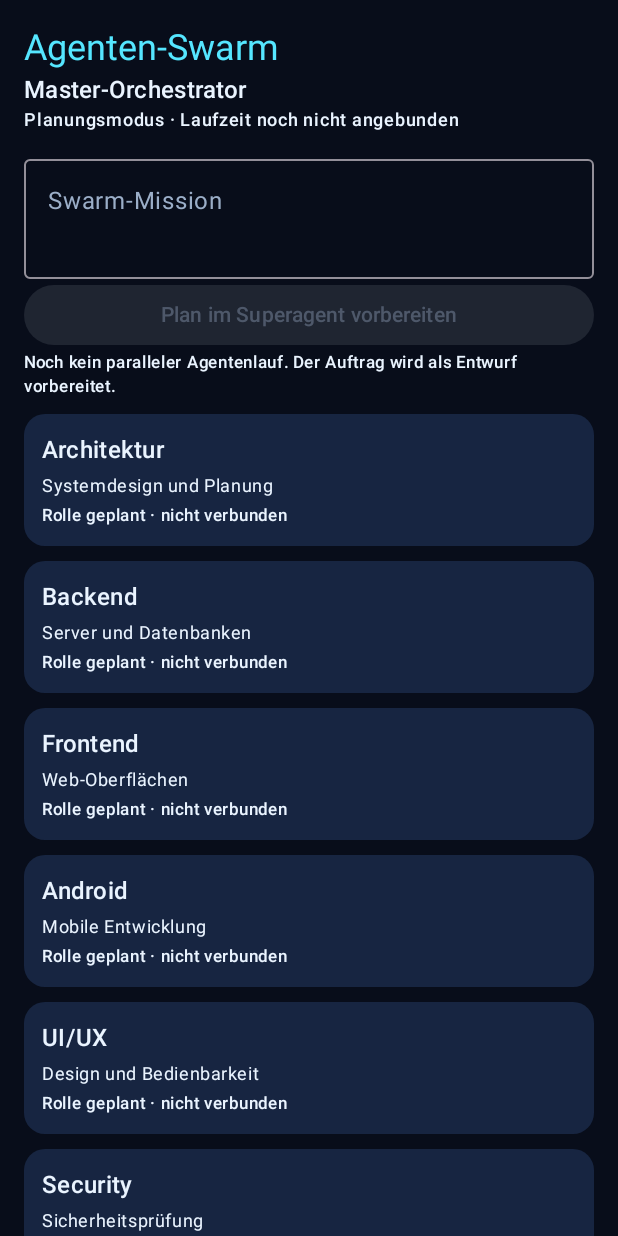
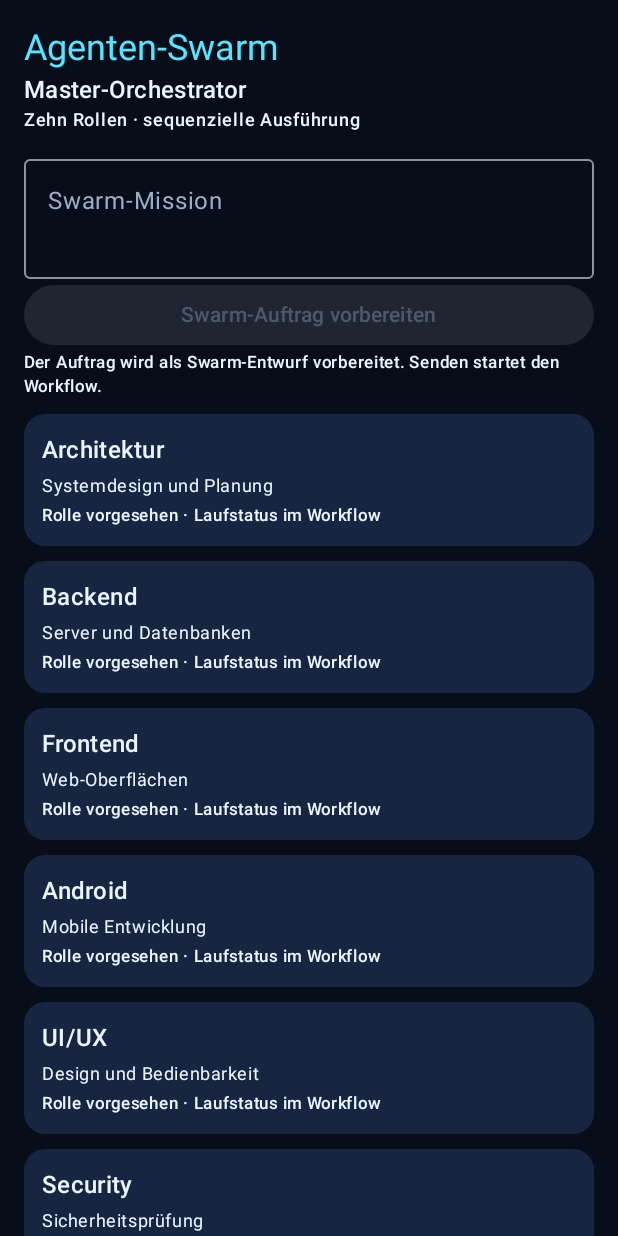
Before and after one commit to niknight1403/openhands-devbox, an Android app built with Jetpack Compose: the composable SwarmWorkspace shown on its own in the app's theme, on a phone screen of 412 x 824 dp. Run offline under Robolectric (Android 15) with nearby library versions, the phone set to English and light mode, and no system bars.

Commit message:
fix: prepare Android swarm mission with actual swarm profile

```diff
--- a/android/app/src/main/java/dev/openhands/devbox/ui/ChatScreen.kt
+++ b/android/app/src/main/java/dev/openhands/devbox/ui/ChatScreen.kt
@@ -55,7 +55,7 @@ import androidx.compose.ui.text.font.FontWeight
 import androidx.compose.ui.text.input.ImeAction
 import androidx.compose.ui.unit.dp
 
-private val profiles = listOf("superagent", "implementer", "frontend", "security", "quality")
+private val profiles = listOf("superagent", "swarm", "implementer", "frontend", "security", "quality")
 
 @OptIn(ExperimentalMaterial3Api::class)
 @Composable
@@ -216,7 +216,7 @@ fun ChatScreen(
                     onPrepare = { task ->
                         draft = task
                         showSwarm = false
-                        onProfileChange("superagent")
+                        onProfileChange("swarm")
                     },
                 )
             } else LazyColumn(
@@ -230,7 +230,7 @@ fun ChatScreen(
                         modifier = Modifier.fillMaxWidth().background(MaterialTheme.colorScheme.surfaceVariant, RoundedCornerShape(18.dp)).padding(16.dp),
                         verticalArrangement = Arrangement.spacedBy(8.dp),
                     ) {
-                        Text("Superagent", style = MaterialTheme.typography.headlineSmall, color = MaterialTheme.colorScheme.primary)
+                        Text(if (profile == "swarm") "Swarm-Auftrag" else "Superagent", style = MaterialTheme.typography.headlineSmall, color = MaterialTheme.colorScheme.primary)
                         Text(if (busy) "Auftrag läuft" else "Bereit für deinen Auftrag", style = MaterialTheme.typography.labelMedium)
                         Text("Entwicklungsaufgaben", style = MaterialTheme.typography.titleSmall)
                         listOf(
@@ -345,7 +345,7 @@ private fun SwarmWorkspace(modifier: Modifier, busy: Boolean, onPrepare: (String
         item {
             Text("Agenten-Swarm", style = MaterialTheme.typography.headlineSmall, color = MaterialTheme.colorScheme.primary)
             Text("Master-Orchestrator", style = MaterialTheme.typography.titleMedium)
-            Text("Planungsmodus · Laufzeit noch nicht angebunden", style = MaterialTheme.typography.labelMedium)
+            Text("Zehn Rollen · sequenzielle Ausführung", style = MaterialTheme.typography.labelMedium)
         }
         item {
             OutlinedTextField(
@@ -360,13 +360,11 @@ private fun SwarmWorkspace(modifier: Modifier, busy: Boolean, onPrepare: (String
             Button(
                 enabled = !busy && task.isNotBlank(),
                 onClick = {
-                    onPrepare("Erstelle einen Ausführungsplan für diese Mission: " + task.trim() +
-                        "\nBerücksichtige diese Rollen: " + roles.joinToString { it.first } +
-                        ". Definiere Abhängigkeiten, Tests und Abnahmekriterien. Behaupte keine gestarteten Subagenten.")
+                    onPrepare(task.trim())
                 },
                 modifier = Modifier.fillMaxWidth(),
-            ) { Text("Plan im Superagent vorbereiten") }
-            Text("Noch kein paralleler Agentenlauf. Der Auftrag wird als Entwurf vorbereitet.", style = MaterialTheme.typography.labelSmall)
+            ) { Text("Swarm-Auftrag vorbereiten") }
+            Text("Der Auftrag wird als Swarm-Entwurf vorbereitet. Senden startet den Workflow.", style = MaterialTheme.typography.labelSmall)
         }
         items(roles, key = { it.first }) { (name, description) ->
             Column(
@@ -375,7 +373,7 @@ private fun SwarmWorkspace(modifier: Modifier, busy: Boolean, onPrepare: (String
             ) {
                 Text(name, style = MaterialTheme.typography.titleMedium)
                 Text(description, style = MaterialTheme.typography.bodySmall)
-                Text("Rolle geplant · nicht verbunden", style = MaterialTheme.typography.labelSmall)
+                Text("Rolle vorgesehen · Laufstatus im Workflow", style = MaterialTheme.typography.labelSmall)
             }
         }
     }
```
